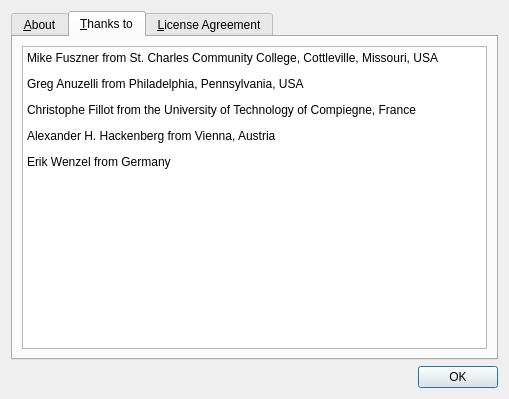
First picture: the form in src/GNS3/Ui/Form_About.ui, repository GNS3/gns3-legacy, before the edit.
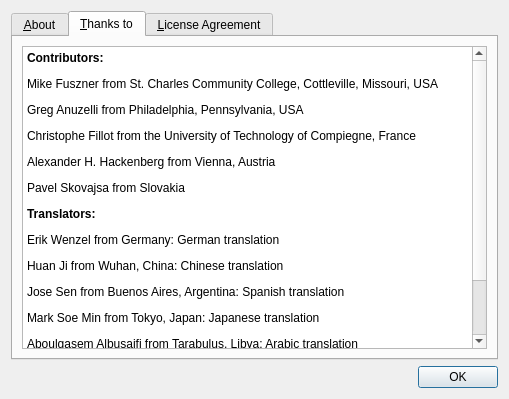
Second picture: the form after the edit. The open tabs and pages were chosen to show the change. Icons and pictures are not drawn.

```diff
--- a/src/GNS3/Ui/Form_About.ui
+++ b/src/GNS3/Ui/Form_About.ui
@@ -113,11 +113,20 @@
           <string>&lt;html>&lt;head>&lt;meta name="qrichtext" content="1" />&lt;style type="text/css">
 p, li { white-space: pre-wrap; }
 &lt;/style>&lt;/head>&lt;body style=" font-family:'Sans Serif'; font-size:9pt; font-weight:400; font-style:normal;">
+&lt;p style=" margin-top:12px; margin-bottom:12px; margin-left:0px; margin-right:0px; -qt-block-indent:0; text-indent:0px;">&lt;span style=" font-weight:600;">Contributors:&lt;/span>&lt;/p>
 &lt;p style=" margin-top:12px; margin-bottom:12px; margin-left:0px; margin-right:0px; -qt-block-indent:0; text-indent:0px;">Mike Fuszner from St. Charles Community College, Cottleville, Missouri, USA&lt;/p>
 &lt;p style=" margin-top:12px; margin-bottom:12px; margin-left:0px; margin-right:0px; -qt-block-indent:0; text-indent:0px;">Greg Anuzelli from Philadelphia, Pennsylvania, USA&lt;/p>
 &lt;p style=" margin-top:12px; margin-bottom:12px; margin-left:0px; margin-right:0px; -qt-block-indent:0; text-indent:0px;">Christophe Fillot from the University of Technology of Compiegne, France&lt;/p>
-&lt;p style=" margin-top:12px; margin-bottom:12px; margin-left:0px; margin-right:0px; -qt-block-indent:0; text-indent:0px;">Alexander H. Hackenberg from Vienna, Austria &lt;/p>
-&lt;p style=" margin-top:12px; margin-bottom:12px; margin-left:0px; margin-right:0px; -qt-block-indent:0; text-indent:0px;">Erik Wenzel from Germany&lt;/p>&lt;/body>&lt;/html></string>
+&lt;p style=" margin-top:12px; margin-bottom:12px; margin-left:0px; margin-right:0px; -qt-block-indent:0; text-indent:0px;">Alexander H. Hackenberg from Vienna, Austria&lt;/p>
+&lt;p style=" margin-top:12px; margin-bottom:12px; margin-left:0px; margin-right:0px; -qt-block-indent:0; text-indent:0px;">Pavel Skovajsa from Slovakia&lt;/p>
+&lt;p style=" margin-top:12px; margin-bottom:12px; margin-left:0px; margin-right:0px; -qt-block-indent:0; text-indent:0px;">&lt;span style=" font-weight:600;">Translators:&lt;/span>&lt;/p>
+&lt;p style=" margin-top:12px; margin-bottom:0px; margin-left:0px; margin-right:0px; -qt-block-indent:0; text-indent:0px;">Erik Wenzel from Germany: German translation&lt;/p>
+&lt;p style=" margin-top:12px; margin-bottom:0px; margin-left:0px; margin-right:0px; -qt-block-indent:0; text-indent:0px;">Huan Ji from Wuhan, China: Chinese translation&lt;/p>
+&lt;p style=" margin-top:12px; margin-bottom:0px; margin-left:0px; margin-right:0px; -qt-block-indent:0; text-indent:0px;">Jose Sen from Buenos Aires, Argentina: Spanish translation&lt;/p>
+&lt;p style=" margin-top:12px; margin-bottom:0px; margin-left:0px; margin-right:0px; -qt-block-indent:0; text-indent:0px;">Mark Soe Min from Tokyo, Japan: Japanese translation&lt;/p>
+&lt;p style=" margin-top:12px; margin-bottom:0px; margin-left:0px; margin-right:0px; -qt-block-indent:0; text-indent:0px;">Aboulgasem Albusaifi from Tarabulus, Libya: Arabic translation&lt;/p>
+&lt;p style=" margin-top:12px; margin-bottom:0px; margin-left:0px; margin-right:0px; -qt-block-indent:0; text-indent:0px;">Marcio de Freitas Minicz from Sao Jose dos Campos, SP, Brazil: Brazilian-Portuguese translation &lt;/p>
+&lt;p style=" margin-top:12px; margin-bottom:0px; margin-left:0px; margin-right:0px; -qt-block-indent:0; text-indent:0px;">Hasan Agirol Aksoy from Antalya, Turkey: Turkish translation&lt;/p>&lt;/body>&lt;/html></string>
          </property>
         </widget>
        </item>
```
